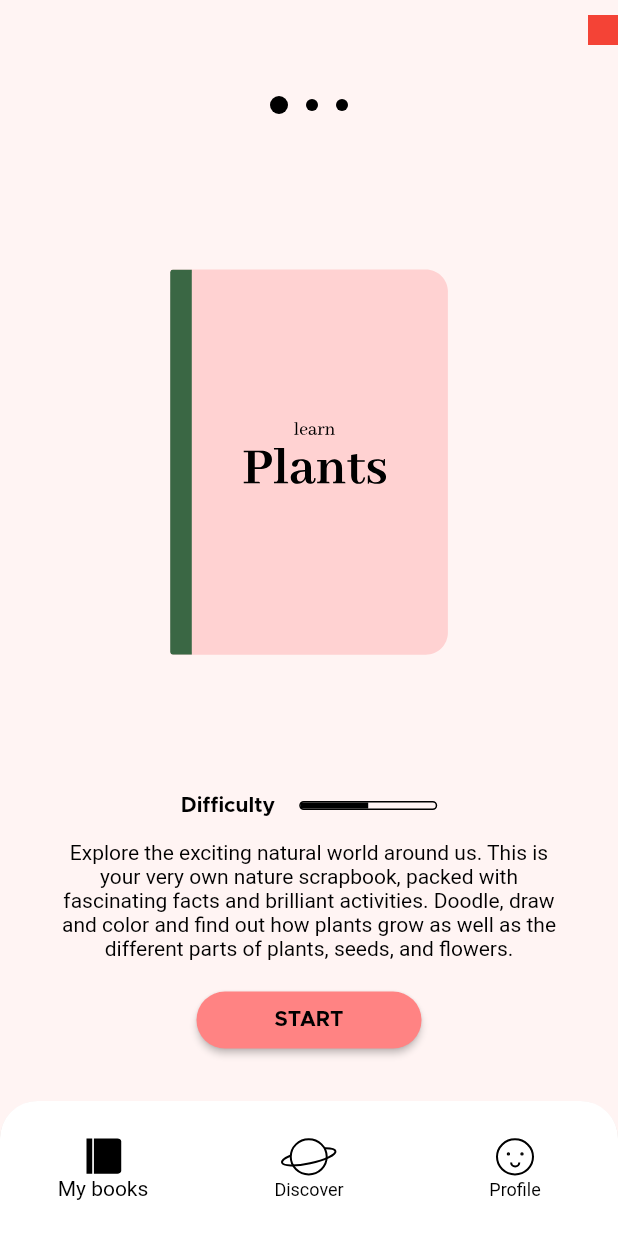
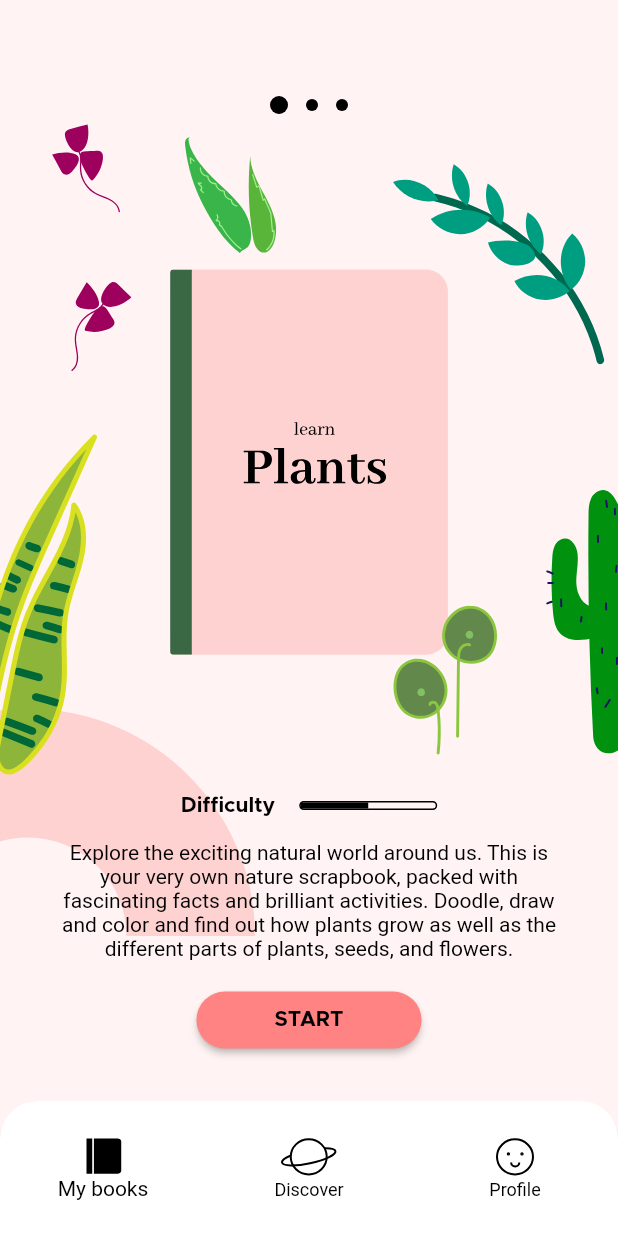
Before and after one commit to kevynrocha/flutter_education, a Flutter app: the screen it shows after launch, on a phone screen of 412 x 824 dp. Run offline on Flutter 3.47's test engine with Material 2 defaults, Android fonts, the phone set to English and light mode, and no system bars; our stand-ins replace flutter_svg, google_fonts.

Commit message:
feature: new animations

```diff
--- a/lib/app_widget.dart
+++ b/lib/app_widget.dart
@@ -1,6 +1,5 @@
 import 'package:flutter/material.dart';
-
-import 'home/presentation/screens/home_screen.dart';
+import 'package:flutter_education/home/presentation/screens/home_screen.dart';
 
 class MyApp extends StatelessWidget {
   const MyApp({super.key});
--- a/lib/home/presentation/controllers/home_controller.dart
+++ b/lib/home/presentation/controllers/home_controller.dart
@@ -2,10 +2,10 @@ import 'package:flutter/material.dart';
 
 import '../../../theme/theme.dart';
 
-class HomeController extends ValueNotifier<double> {
+class HomeController {
   static HomeController instance = HomeController._();
 
-  HomeController._() : super(0);
+  HomeController._();
 
   late AnimationController linearProgressAnimationController;
   late AnimationController opacityAnimationController;
@@ -34,10 +34,8 @@ class HomeController extends ValueNotifier<double> {
         ),
       ];
 
-  @override
   void dispose() {
     linearProgressAnimationController.dispose();
     opacityAnimationController.dispose();
-    super.dispose();
   }
 }
--- /dev/null
+++ b/lib/home/presentation/screens/test_screen.dart
@@ -0,0 +1,290 @@
+import 'package:flutter/material.dart';
+import 'package:flutter_svg/svg.dart';
+
+class TestScreen extends StatelessWidget {
+  TestScreen({super.key});
+
+  final PageController _pageController = PageController();
+
+  final _tweenSequence = TweenSequence<Color?>([
+    TweenSequenceItem(
+      tween: ColorTween(begin: Colors.amber, end: Colors.indigo),
+      weight: 1,
+    ),
+    TweenSequenceItem(
+      tween: ColorTween(begin: Colors.indigo, end: Colors.red),
+      weight: 1,
+    ),
+    TweenSequenceItem(
+      tween: ColorTween(begin: Colors.red, end: Colors.red),
+      weight: 1,
+    ),
+  ]);
+
+  @override
+  Widget build(BuildContext context) {
+    return Scaffold(
+      body: AnimatedBuilder(
+        animation: _pageController,
+        builder: (_, __) => Stack(
+          children: [
+            PageView.builder(
+              controller: _pageController,
+              itemCount: 3,
+              itemBuilder: (_, __) => Container(
+                color: _tweenSequence.evaluate(
+                  AlwaysStoppedAnimation(_factor),
+                ),
+              ),
+            ),
+            AnimatedItems(factor: _factor),
+          ],
+        ),
+      ),
+    );
+  }
+
+  double get _factor {
+    try {
+      return _pageController.page! / 3;
+    } catch (_) {
+      return 0;
+    }
+  }
+}
+
+class AnimatedItems extends StatelessWidget {
+  const AnimatedItems({super.key, required this.factor});
+
+  final double factor;
+
+  @override
+  Widget build(BuildContext context) {
+    return IgnorePointer(
+      child: Stack(
+        children: [
+          PlantAnimatedItems(factor: factor),
+          VegetableAnimatedItems(factor: factor),
+          PlanetAnimatedItems(factor: factor),
+        ],
+      ),
+    );
+  }
+}
+
+class PlantAnimatedItems extends StatelessWidget {
+  static const double _size2 = 50;
+  static const double _size4 = 60;
+  static const double _size1 = 70;
+  static const double _size3 = 150;
+  static const double _size5 = 100;
+  static const double _size6 = 250;
+
+  PlantAnimatedItems({super.key, required this.factor});
+
+  final double factor;
+
+  final _tween2 = Tween<double>(begin: 80, end: -_size1);
+  final _tween3 = Tween<double>(begin: 0, end: -_size2);
+  final _tween4 = Tween<double>(begin: 0, end: -_size3);
+  final _tween5 = Tween<double>(begin: 80, end: -_size3);
+  final _tween6 = Tween<double>(begin: 30, end: -_size3);
+  final _tween8 = Tween<double>(begin: 0, end: -_size5);
+
+  final _tween7 = TweenSequence<double>([
+    TweenSequenceItem(
+      tween: Tween(begin: -80, end: 0),
+      weight: 1,
+    ),
+    TweenSequenceItem(
+      tween: Tween(begin: 0, end: 0),
+      weight: 1,
+    ),
+    TweenSequenceItem(
+      tween: Tween(begin: 0, end: -_size6),
+      weight: 1,
+    ),
+  ]);
+
+  @override
+  Widget build(BuildContext context) {
+    return Stack(
+      children: [
+        Positioned(
+          left: _tween7.evaluate(AlwaysStoppedAnimation(factor * 3 / 2)),
+          bottom: 200,
+          child: SvgPicture.asset(
+            'assets/images/plant/animated_plant_7.svg',
+            width: _size6,
+          ),
+        ),
+        Positioned(
+          left: _tween8.evaluate(AlwaysStoppedAnimation(factor * 3)),
+          bottom: 300,
+          child: SvgPicture.asset(
+            'assets/images/plant/animated_plant_1.svg',
+            width: _size5,
+          ),
+        ),
+        Positioned(
+          right: _tween2.evaluate(AlwaysStoppedAnimation(factor * 3)),
+          bottom: 320,
+          child: SvgPicture.asset(
+            'assets/images/plant/animated_plant_2.svg',
+            width: _size1,
+          ),
+        ),
+        Positioned(
+          right: _tween3.evaluate(AlwaysStoppedAnimation(factor * 3)),
+          bottom: 320,
+          child: SvgPicture.asset(
+            'assets/images/plant/animated_plant_3.svg',
+            width: _size2,
+          ),
+        ),
+        Positioned(
+          right: _tween4.evaluate(AlwaysStoppedAnimation(factor * 3)),
+          top: 80,
+          child: SvgPicture.asset(
+            'assets/images/plant/animated_plant_4.svg',
+            width: _size3,
+          ),
+        ),
+        Positioned(
+          left: 120,
+          top: _tween5.evaluate(AlwaysStoppedAnimation(factor * 3)),
+          child: SvgPicture.asset(
+            'assets/images/plant/animated_plant_5.svg',
+            width: _size1,
+          ),
+        ),
+        Positioned(
+          left: _tween6.evaluate(AlwaysStoppedAnimation(factor * 3)),
+          top: 180,
+          child: SvgPicture.asset(
+            'assets/images/plant/animated_plant_6.svg',
+            width: _size4,
+          ),
+        ),
+        Positioned(
+          left: _tween6.evaluate(AlwaysStoppedAnimation(factor * 3)),
+          top: 80,
+          child: SvgPicture.asset(
+            'assets/images/plant/animated_plant_8.svg',
+            width: _size4,
+          ),
+        ),
+      ],
+    );
+  }
+}
+
+class VegetableAnimatedItems extends StatelessWidget {
+  static const double _size = 50;
+
+  VegetableAnimatedItems({super.key, required this.factor});
+
+  final _tween1 = TweenSequence<double>([
+    TweenSequenceItem(
+      tween: Tween(begin: -_size, end: 0),
+      weight: 1,
+    ),
+    TweenSequenceItem(
+      tween: Tween(begin: 0, end: 0),
+      weight: 1,
+    ),
+    TweenSequenceItem(
+      tween: Tween(begin: 0, end: -_size),
+      weight: 1,
+    ),
+  ]);
+
+  final _tween2 = TweenSequence<double>([
+    TweenSequenceItem(
+      tween: Tween(begin: -_size, end: 0),
+      weight: 1,
+    ),
+    TweenSequenceItem(
+      tween: Tween(begin: 0, end: 0),
+      weight: 1,
+    ),
+    TweenSequenceItem(
+      tween: Tween(begin: 0, end: -_size),
+      weight: 1,
+    ),
+  ]);
+
+  final double factor;
+
+  @override
+  Widget build(BuildContext context) {
+    return Stack(
+      children: [
+        Positioned(
+          left: _tween1.evaluate(AlwaysStoppedAnimation(factor * 3 / 2)),
+          top: 0,
+          bottom: 0,
+          child: SvgPicture.asset(
+            'assets/images/vegetable/animated_vegetable_1.svg',
+            width: _size,
+          ),
+        ),
+      ],
+    );
+  }
+}
+
+class PlanetAnimatedItems extends StatelessWidget {
+  static const double _size = 200;
+
+  PlanetAnimatedItems({super.key, required this.factor});
+
+  final _tween = TweenSequence<double>([
+    TweenSequenceItem(
+      tween: Tween(begin: -200, end: -200),
+      weight: 1,
+    ),
+    TweenSequenceItem(
+      tween: Tween(begin: -200, end: -200),
+      weight: 1,
+    ),
+    TweenSequenceItem(
+      tween: Tween(begin: -200, end: 0),
+      weight: 1,
+    ),
+  ]);
+
+  final double factor;
+
+  @override
+  Widget build(BuildContext context) {
+    return Stack(
+      children: [
+        Positioned(
+          right: _tween.evaluate(AlwaysStoppedAnimation(factor * 3 / 2)),
+          top: 0,
+          bottom: 0,
+          child: Center(
+            child: Container(
+              color: Colors.white,
+              width: _size,
+              height: 100,
+            ),
+          ),
+        ),
+        Positioned(
+          left: 0,
+          right: 0,
+          bottom: _tween.evaluate(AlwaysStoppedAnimation(factor * 3 / 2)),
+          child: Center(
+            child: Container(
+              color: Colors.white,
+              width: _size,
+              height: 100,
+            ),
+          ),
+        ),
+      ],
+    );
+  }
+}
--- a/lib/home/presentation/widgets/body_widget.dart
+++ b/lib/home/presentation/widgets/body_widget.dart
@@ -1,5 +1,7 @@
 import 'package:flutter/material.dart';
 import 'package:flutter_education/home/presentation/controllers/home_controller.dart';
+import 'package:flutter_education/home/presentation/screens/test_screen.dart';
+import 'package:flutter_svg/flutter_svg.dart';
 
 import '../models/body_content_ui_model.dart';
 import 'widgets.dart';
@@ -20,44 +22,23 @@ class BodyWidget extends StatelessWidget {
   Widget build(BuildContext context) {
     return AnimatedBuilder(
       animation: _pageController,
-      builder: (_, __) {
-        final double color = _pageController.hasClients
-            ? _pageController.page! / _homeController.tweenSequenceItems.length
-            : 0;
-
-        return Stack(
+      builder: (_, __) => Stack(
         children: [
           PageView.builder(
             itemCount: _homeController.tweenSequenceItems.length,
             controller: _pageController,
-              onPageChanged: (index) {
-                _homeController.linearProgressAnimationController.animateTo(
-                  children[index].difficultyValue,
-                );
-                _homeController.opacityAnimationController.value = 0;
-                _homeController.opacityAnimationController.animateTo(1);
-                _currentScreen = index;
-              },
+            onPageChanged: _onPageChanged,
             itemBuilder: (context, index) => Stack(
               children: [
                 Container(
                   color: TweenSequence(_homeController.tweenSequenceItems)
                       .evaluate(
-                      AlwaysStoppedAnimation(color),
+                    AlwaysStoppedAnimation(_factor),
                   ),
                   child: BodyContentWidget(
                     imagePath: children[index].imagePath,
                   ),
                 ),
-                  Positioned(
-                    top: 10,
-                    right: 0,
-                    child: Container(
-                      color: Colors.red,
-                      width: 20,
-                      height: 20,
-                    ),
-                  )
               ],
             ),
           ),
@@ -66,14 +47,111 @@ class BodyWidget extends StatelessWidget {
             totalScreens: children.length,
             isDarkScreen: currentItem.isDarkScreen,
           ),
+          AnimatedItems(factor: _factor),
           BodyFooterWidget(
             description: currentItem.description,
             isDarkScreen: currentItem.isDarkScreen,
             difficultyValue: currentItem.difficultyValue,
           ),
         ],
-        );
-      },
+      ),
     );
   }
+
+  _onPageChanged(int index) {
+    _homeController.linearProgressAnimationController.animateTo(
+      children[index].difficultyValue,
+    );
+    _homeController.opacityAnimationController.value = 0;
+    _homeController.opacityAnimationController.animateTo(1);
+    _currentScreen = index;
   }
+
+  double get _factor {
+    try {
+      return _pageController.page! / 3;
+    } catch (_) {
+      return 0;
+    }
+  }
+}
+
+class AnimatedItemsBodyWidget extends StatefulWidget {
+  const AnimatedItemsBodyWidget({Key? key}) : super(key: key);
+
+  @override
+  State<AnimatedItemsBodyWidget> createState() =>
+      _AnimatedItemsBodyWidgetState();
+}
+
+class _AnimatedItemsBodyWidgetState extends State<AnimatedItemsBodyWidget>
+    with SingleTickerProviderStateMixin {
+  final HomeController _homeController = HomeController.instance;
+
+  List<TweenSequenceItem<double?>> get tweenSequenceItems => [
+        TweenSequenceItem(
+          tween: Tween(
+            begin: 0,
+            end: -100,
+          ),
+          weight: 1,
+        ),
+        TweenSequenceItem(
+          tween: Tween(
+            begin: 0,
+            end: -100,
+          ),
+          weight: 1,
+        ),
+        TweenSequenceItem(
+          tween: Tween(
+            begin: 0,
+            end: -100,
+          ),
+          weight: 1,
+        ),
+      ];
+
+  @override
+  void initState() {
+    super.initState();
+    // _homeController.positionAnimationController = AnimationController(
+    //   vsync: this,
+    //   duration: const Duration(milliseconds: 300),
+    // );
+  }
+
+  @override
+  Widget build(BuildContext context) {
+    return Positioned(
+      bottom: 0,
+      top: 0,
+      left: TweenSequence(tweenSequenceItems).evaluate(
+        const AlwaysStoppedAnimation(0),
+      ),
+      child: IgnorePointer(
+        child: SvgPicture.asset(
+          'assets/images/plant/animated_plant_left.svg',
+          width: 100,
+        ),
+      ),
+    );
+    // return AnimatedBuilder(
+    //   animation: _homeController.positionAnimationController,
+    //   builder: (_, __) {
+    //     return Positioned(
+    //       bottom: 0,
+    //       top: 0,
+    //       left: TweenSequence(tweenSequenceItems)
+    //           .evaluate(const AlwaysStoppedAnimation(1)),
+    //       child: IgnorePointer(
+    //         child: SvgPicture.asset(
+    //           'assets/images/plant/animated_plant_left.svg',
+    //           width: 100,
+    //         ),
+    //       ),
+    //     );
+    //   },
+    // );
+  }
+}
```
Also changed, not shown: assets/images/plant/animated_plant_1.svg (added), assets/images/plant/animated_plant_2.svg (added), assets/images/plant/animated_plant_3.svg (added), assets/images/plant/animated_plant_4.svg (added), assets/images/plant/animated_plant_5.svg (added), assets/images/plant/animated_plant_6.svg (added), assets/images/plant/animated_plant_7.svg (added), assets/images/plant/animated_plant_8.svg (added), assets/images/vegetable/animated_vegetable_1.svg (added). Lines whose indentation alone changed are shown as unchanged.
